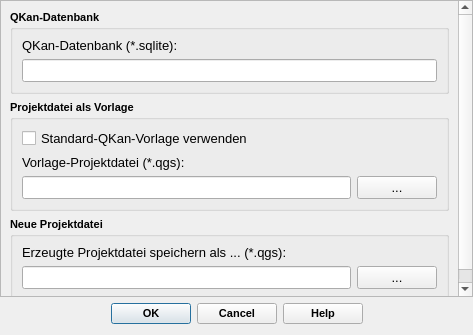
Old version of the form qkan/tools/res/application_qgsadapt.ui in the repository SonkeHoffmann/QKan-1.
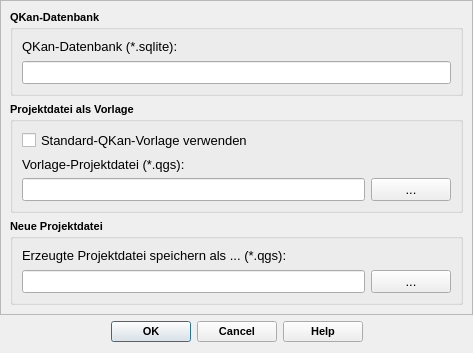
New version of the form.

Patch:
```diff
--- a/qkan/tools/res/application_qgsadapt.ui
+++ b/qkan/tools/res/application_qgsadapt.ui
@@ -7,19 +7,19 @@
     <x>0</x>
     <y>0</y>
     <width>473</width>
-    <height>335</height>
+    <height>353</height>
    </rect>
   </property>
   <property name="minimumSize">
    <size>
-    <width>250</width>
+    <width>280</width>
     <height>150</height>
    </size>
   </property>
   <property name="maximumSize">
    <size>
     <width>16777215</width>
-    <height>335</height>
+    <height>370</height>
    </size>
   </property>
   <property name="font">
@@ -51,7 +51,7 @@
         <x>0</x>
         <y>0</y>
         <width>471</width>
-        <height>295</height>
+        <height>313</height>
        </rect>
       </property>
       <layout class="QVBoxLayout" name="verticalLayout_2">
```
Left out of the diff: 2 changed lines with no effect on the pictures.
